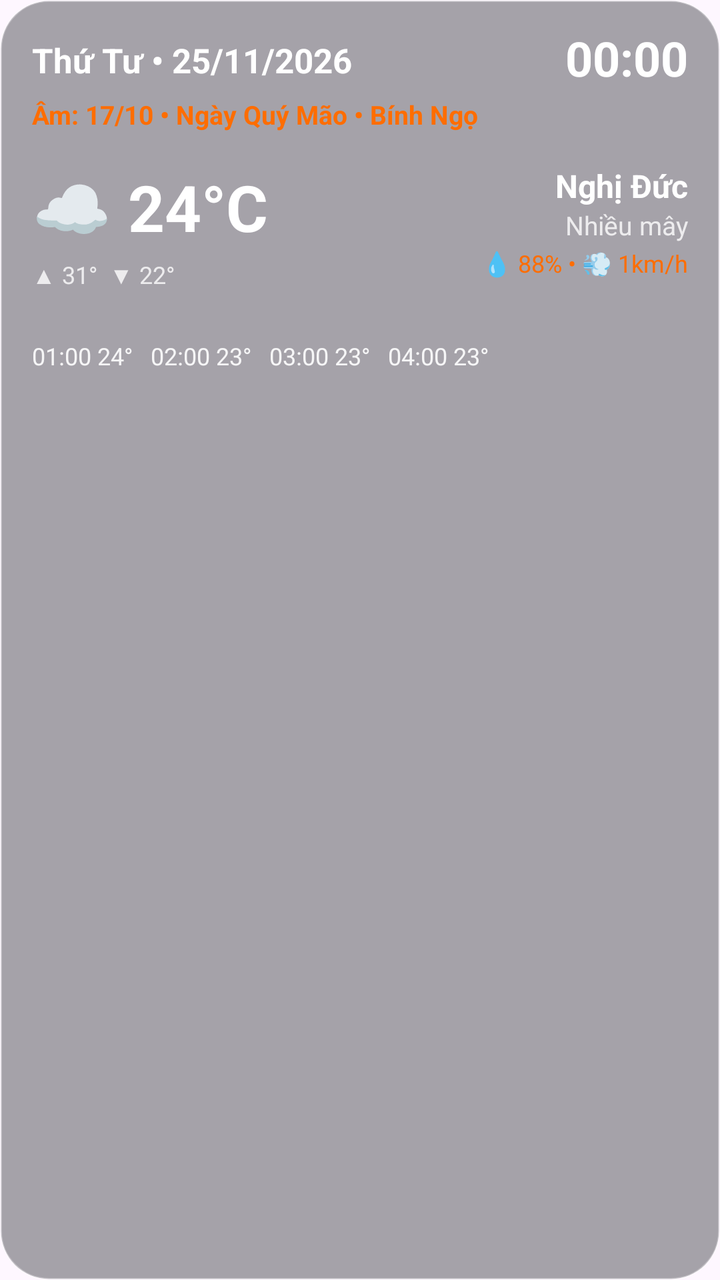
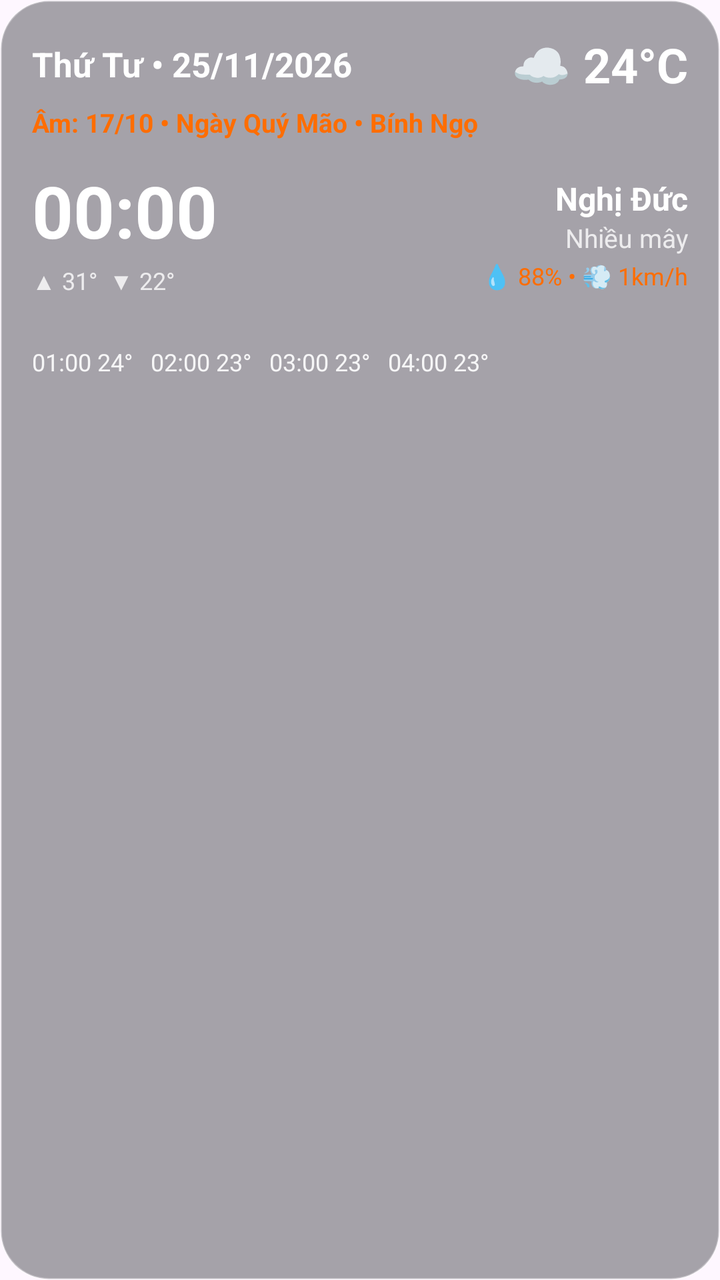

The first picture is an Android layout as it rendered before a commit; the second is the same layout after the commit. The layout source and the unified diff follow.
<!-- AndroidManifest.xml: application theme Theme.Material3.DayNight.NoActionBar -->
<!-- res/layout/widget_4x4.xml -->
<?xml version="1.0" encoding="utf-8"?>
<RelativeLayout xmlns:android="http://schemas.android.com/apk/res/android"
    android:id="@+id/widget_root"
    android:layout_width="match_parent"
    android:layout_height="match_parent"
    android:background="@drawable/bg_widget_glass_dark"
    android:padding="16dp">

    <ImageView
        android:id="@+id/iv_weather_effect"
        android:layout_width="match_parent"
        android:layout_height="match_parent"
        android:contentDescription="@null"
        android:scaleType="centerCrop" />

    <LinearLayout
        android:id="@+id/layout_top_header"
        android:layout_width="match_parent"
        android:layout_height="wrap_content"
        android:layout_alignParentTop="true"
        android:gravity="center_vertical"
        android:orientation="horizontal">

        <TextView
            android:id="@+id/tv_solar_date"
            android:layout_width="0dp"
            android:layout_height="wrap_content"
            android:layout_weight="1"
            android:layout_marginEnd="8dp"
            android:fontFamily="sans-serif"
            android:maxLines="1"
            android:text="Thứ Tư • 25/11/2026"
            android:textColor="#FFFFFF"
            android:textSize="17sp"
            android:textStyle="bold" />

        <TextClock
            android:id="@+id/tc_clock"
            android:layout_width="wrap_content"
            android:layout_height="wrap_content"
            android:fontFamily="sans-serif"
            android:format12Hour="HH:mm"
            android:format24Hour="HH:mm"
            android:includeFontPadding="false"
            android:maxLines="1"
            android:padding="0dp"
            android:textColor="#FFFFFF"
            android:textSize="24sp"
            android:textStyle="bold" />
    </LinearLayout>

    <TextView
        android:id="@+id/tv_update_time"
        android:layout_width="wrap_content"
        android:layout_height="wrap_content"
        android:visibility="gone" />

    <TextView
        android:id="@+id/tv_lunar_date"
        android:layout_width="match_parent"
        android:layout_height="wrap_content"
        android:layout_below="@id/layout_top_header"
        android:layout_alignParentStart="true"
        android:layout_alignParentEnd="true"
        android:layout_marginTop="4dp"
        android:fontFamily="sans-serif"
        android:maxLines="1"
        android:text="Âm: 17/10 • Ngày Quý Mão • Bính Ngọ"
        android:textColor="#FF6D00"
        android:textSize="13sp"
        android:textStyle="bold" />

    <LinearLayout
        android:id="@+id/layout_middle_4x4"
        android:layout_width="match_parent"
        android:layout_height="wrap_content"
        android:layout_below="@id/tv_lunar_date"
        android:layout_marginTop="16dp"
        android:orientation="horizontal">

        <LinearLayout
            android:layout_width="0dp"
            android:layout_height="wrap_content"
            android:layout_weight="1"
            android:orientation="vertical">

            <TextView
                android:id="@+id/tv_temp"
                android:layout_width="wrap_content"
                android:layout_height="wrap_content"
                android:fontFamily="sans-serif"
                android:text="☁ 24°C"
                android:textColor="#FFFFFF"
                android:textSize="32sp"
                android:textStyle="bold" />

            <TextView
                android:id="@+id/tv_min_max"
                android:layout_width="wrap_content"
                android:layout_height="wrap_content"
                android:layout_marginTop="4dp"
                android:fontFamily="sans-serif"
                android:text="▲ 31°  ▼ 22°"
                android:textColor="#CCFFFFFF"
                android:textSize="12sp" />
        </LinearLayout>

        <LinearLayout
            android:layout_width="wrap_content"
            android:layout_height="wrap_content"
            android:gravity="end"
            android:orientation="vertical">

            <TextView
                android:id="@+id/tv_location"
                android:layout_width="wrap_content"
                android:layout_height="wrap_content"
                android:fontFamily="sans-serif"
                android:text="Nghị Đức"
                android:textColor="#FFFFFF"
                android:textSize="16sp"
                android:textStyle="bold" />

            <TextView
                android:id="@+id/tv_condition"
                android:layout_width="wrap_content"
                android:layout_height="wrap_content"
                android:fontFamily="sans-serif"
                android:text="Nhiều mây"
                android:textColor="#CCFFFFFF"
                android:textSize="13sp" />

            <TextView
                android:id="@+id/tv_humidity_wind"
                android:layout_width="wrap_content"
                android:layout_height="wrap_content"
                android:layout_marginTop="2dp"
                android:fontFamily="sans-serif"
                android:text="💧 88% • 💨 1km/h"
                android:textColor="#FF6D00"
                android:textSize="12sp" />
        </LinearLayout>
    </LinearLayout>

    <TextView
        android:id="@+id/tv_hourly"
        android:layout_width="wrap_content"
        android:layout_height="wrap_content"
        android:layout_below="@id/layout_middle_4x4"
        android:layout_marginTop="24dp"
        android:fontFamily="sans-serif"
        android:text="01:00 24°   02:00 23°   03:00 23°   04:00 23°"
        android:textColor="#E6FFFFFF"
        android:textSize="12sp" />

    <TextView
        android:id="@+id/tv_holiday_banner"
        android:layout_width="match_parent"
        android:layout_height="wrap_content"
        android:layout_below="@id/tv_hourly"
        android:layout_above="@id/tv_signature"
        android:layout_marginTop="12dp"
        android:layout_marginBottom="8dp"
        android:ellipsize="end"
        android:fontFamily="sans-serif"
        android:gravity="center_vertical"
        android:maxLines="1"
        android:text=""
        android:textColor="#FFFFFF"
        android:textSize="13.5sp"
        android:textStyle="bold"
        android:visibility="gone" />

    <TextView
        android:id="@+id/tv_signature"
        android:layout_width="wrap_content"
        android:layout_height="wrap_content"
        android:layout_alignParentEnd="true"
        android:layout_alignParentBottom="true"
        android:alpha="0.9"
        android:fontFamily="sans-serif"
        android:text=""
        android:textColor="#FFFFFF"
        android:textSize="11sp"
        android:textStyle="italic" />
</RelativeLayout>
<!-- resources referenced by this layout -->
<resources>
  <!-- drawable bg_widget_glass_dark (drawable) -->
  <?xml version="1.0" encoding="utf-8"?>
  <shape xmlns:android="http://schemas.android.com/apk/res/android">
      <solid android:color="#661E2229" />
      <corners android:radius="24dp" />
      <stroke
          android:width="1dp"
          android:color="#4DFFFFFF" />
  </shape>
</resources>

<!-- the commit's change to res/layout/widget_4x4.xml (unified diff, before → after) -->
@@ -34,16 +34,13 @@
             android:textSize="17sp"
             android:textStyle="bold" />
 
-        <TextClock
-            android:id="@+id/tc_clock"
+        <TextView
+            android:id="@+id/tv_temp"
             android:layout_width="wrap_content"
             android:layout_height="wrap_content"
             android:fontFamily="sans-serif"
-            android:format12Hour="HH:mm"
-            android:format24Hour="HH:mm"
-            android:includeFontPadding="false"
             android:maxLines="1"
-            android:padding="0dp"
+            android:text="☁ 24°C"
             android:textColor="#FFFFFF"
             android:textSize="24sp"
             android:textStyle="bold" />
@@ -76,22 +73,28 @@
         android:layout_height="wrap_content"
         android:layout_below="@id/tv_lunar_date"
         android:layout_marginTop="16dp"
+        android:gravity="center_vertical"
         android:orientation="horizontal">
 
         <LinearLayout
             android:layout_width="0dp"
             android:layout_height="wrap_content"
+            android:layout_marginEnd="12dp"
             android:layout_weight="1"
             android:orientation="vertical">
 
-            <TextView
-                android:id="@+id/tv_temp"
+            <TextClock
+                android:id="@+id/tc_clock"
                 android:layout_width="wrap_content"
                 android:layout_height="wrap_content"
                 android:fontFamily="sans-serif"
-                android:text="☁ 24°C"
+                android:format12Hour="HH:mm"
+                android:format24Hour="HH:mm"
+                android:includeFontPadding="false"
+                android:maxLines="1"
+                android:padding="0dp"
                 android:textColor="#FFFFFF"
-                android:textSize="32sp"
+                android:textSize="36sp"
                 android:textStyle="bold" />
 
             <TextView
@@ -100,6 +103,7 @@
                 android:layout_height="wrap_content"
                 android:layout_marginTop="4dp"
                 android:fontFamily="sans-serif"
+                android:maxLines="1"
                 android:text="▲ 31°  ▼ 22°"
                 android:textColor="#CCFFFFFF"
                 android:textSize="12sp" />
@@ -116,6 +120,7 @@
                 android:layout_width="wrap_content"
                 android:layout_height="wrap_content"
                 android:fontFamily="sans-serif"
+                android:maxLines="1"
                 android:text="Nghị Đức"
                 android:textColor="#FFFFFF"
                 android:textSize="16sp"
@@ -126,6 +131,7 @@
                 android:layout_width="wrap_content"
                 android:layout_height="wrap_content"
                 android:fontFamily="sans-serif"
+                android:maxLines="1"
                 android:text="Nhiều mây"
                 android:textColor="#CCFFFFFF"
                 android:textSize="13sp" />
@@ -136,6 +142,7 @@
                 android:layout_height="wrap_content"
                 android:layout_marginTop="2dp"
                 android:fontFamily="sans-serif"
+                android:maxLines="1"
                 android:text="💧 88% • 💨 1km/h"
                 android:textColor="#FF6D00"
                 android:textSize="12sp" />
@@ -149,6 +156,7 @@
         android:layout_below="@id/layout_middle_4x4"
         android:layout_marginTop="24dp"
         android:fontFamily="sans-serif"
+        android:maxLines="1"
         android:text="01:00 24°   02:00 23°   03:00 23°   04:00 23°"
         android:textColor="#E6FFFFFF"
         android:textSize="12sp" />
@@ -179,6 +187,7 @@
         android:layout_alignParentBottom="true"
         android:alpha="0.9"
         android:fontFamily="sans-serif"
+        android:maxLines="1"
         android:text=""
         android:textColor="#FFFFFF"
         android:textSize="11sp"
